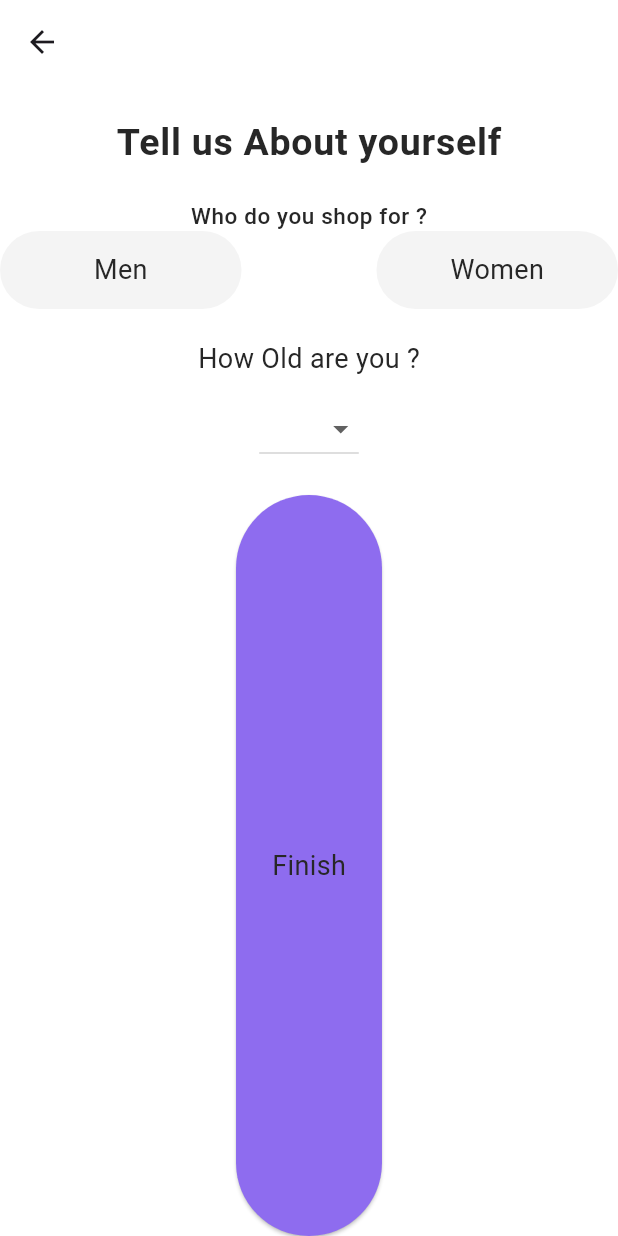
After one commit to alirezafarmani20/clot, a Flutter app: the TellAboutScreen screen opened directly, on a phone screen of 412 x 824 dp. The commit adds this screen. Run offline on Flutter 3.47's test engine with Material 3 defaults, Android fonts, the phone set to English and light mode, and no system bars; our stand-ins replace get.

Commit message:
create about yoursef screen

```diff
--- /dev/null
+++ b/lib/screens/home/home_screen.dart
@@ -0,0 +1,15 @@
+import 'package:flutter/widgets.dart';
+
+class HomeScreen extends StatefulWidget {
+  const HomeScreen({super.key});
+
+  @override
+  State<HomeScreen> createState() => _HomeScreenState();
+}
+
+class _HomeScreenState extends State<HomeScreen> {
+  @override
+  Widget build(BuildContext context) {
+    return const Placeholder();
+  }
+}
--- a/lib/screens/register/singin_screen.dart
+++ b/lib/screens/register/singin_screen.dart
@@ -1,5 +1,6 @@
 import 'package:clot/core/theme/colors.dart';
 import 'package:clot/screens/register/create_account_screen.dart';
+import 'package:clot/screens/register/tell_about_screen.dart';
 import 'package:flutter/material.dart';
 import 'package:get/get.dart';
 
@@ -69,6 +70,7 @@ class _SinginScreenState extends State<SinginScreen> {
                                 content: Text("Sign In Successful"),
                               ),
                             );
+                            Get.to(()=> TellAboutScreen());
                           }
                         },
                         style: ElevatedButton.styleFrom(
--- /dev/null
+++ b/lib/screens/register/tell_about_screen.dart
@@ -0,0 +1,99 @@
+import 'package:clot/screens/home/home_screen.dart';
+import 'package:flutter/material.dart';
+import 'package:get/get.dart';
+
+class TellAboutScreen extends StatefulWidget {
+  const TellAboutScreen({super.key});
+
+  @override
+  State<TellAboutScreen> createState() => _TellAboutScreenState();
+}
+
+class _TellAboutScreenState extends State<TellAboutScreen> {
+  String? _selectedAge;
+  final List<String> _ageRange = ['18-24', '25-34', '35-44', '45-54', '55+'];
+
+  @override
+  Widget build(BuildContext context) {
+    return Scaffold(
+      appBar: AppBar(),
+      body: Column(
+        children: [
+          SizedBox(height: 20),
+          Text(
+            "Tell us About yourself",
+            style: Theme.of(context).textTheme.bodyLarge,
+          ),
+          SizedBox(height: 20),
+          Text(
+            "Who do you shop for ?",
+            style: Theme.of(
+              context,
+            ).textTheme.bodySmall?.copyWith(fontWeight: FontWeight.w500),
+          ),
+          Row(
+            mainAxisAlignment: MainAxisAlignment.spaceBetween,
+            children: [
+              SizedBox(
+                width: 161,
+                height: 52,
+                child: TextButton(
+                  onPressed: () {},
+                  child: Text(
+                    "Men",
+                    style: Theme.of(context).textTheme.bodyMedium,
+                  ),
+                ),
+              ),
+              SizedBox(
+                width: 161,
+                height: 52,
+                child: TextButton(
+                  onPressed: () {},
+                  child: Text(
+                    "Women",
+                    style: Theme.of(context).textTheme.bodyMedium,
+                  ),
+                ),
+              ),
+            ],
+          ),
+          SizedBox(height: 20),
+          Text(
+            "How Old are you ?",
+            style: Theme.of(context).textTheme.bodyMedium,
+          ),
+          SizedBox(height: 10),
+          DropdownButton<String>(
+            value: _selectedAge,
+            items:
+                _ageRange.map((String range) {
+                  return DropdownMenuItem<String>(
+                    value: range,
+                    child: Text(range),
+                  );
+                }).toList(),
+            onChanged: (String? newValue) {
+              setState(() {
+                _selectedAge = newValue;
+              });
+              print(newValue);
+            },
+          ),
+          SizedBox(height: 20),
+          Expanded(
+            child: ElevatedButton(
+              onPressed: () {
+                Get.to(() => HomeScreen());
+              },
+              child: Text(
+                "Finish",
+                style: Theme.of(context).textTheme.bodyMedium,
+              ),
+            ),
+          ),
+        ],
+      ),
+    );
+  }
+}
```
